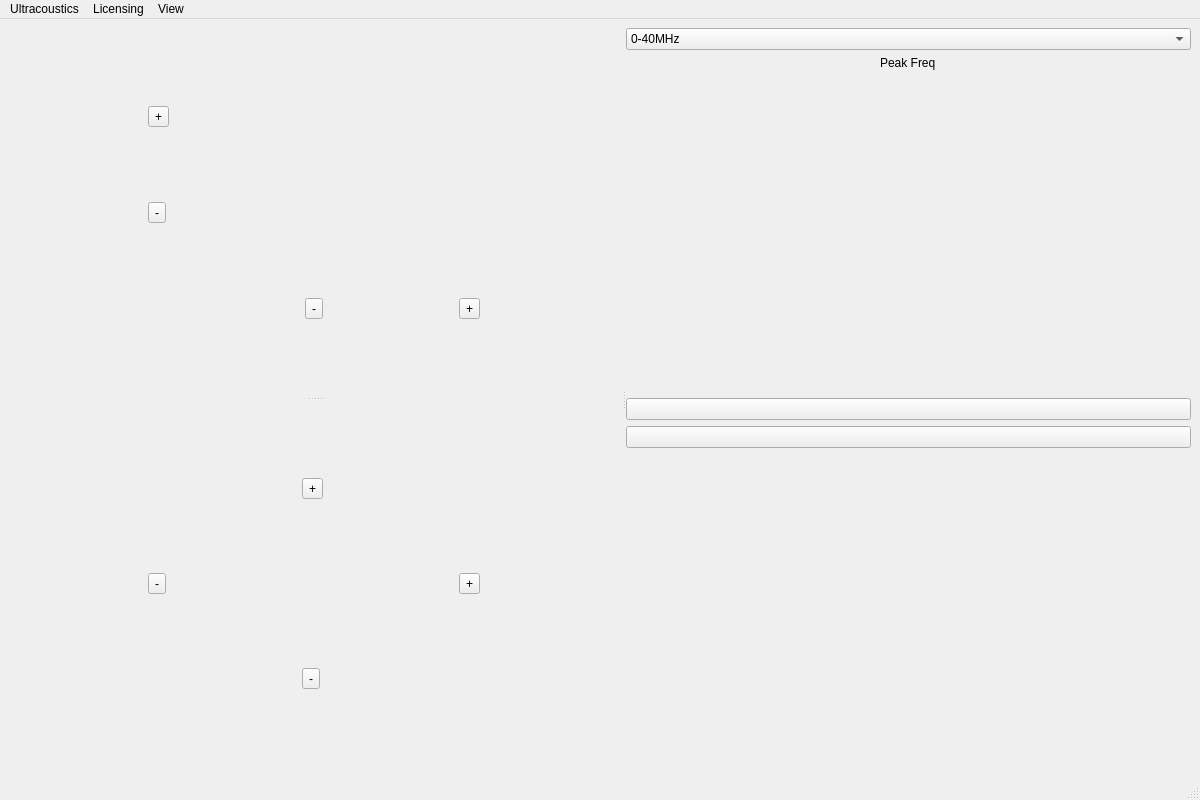
The window that mainwindow.ui (aliiqbal24/FftQt_app) describes before a commit, drawn with Qt 5.
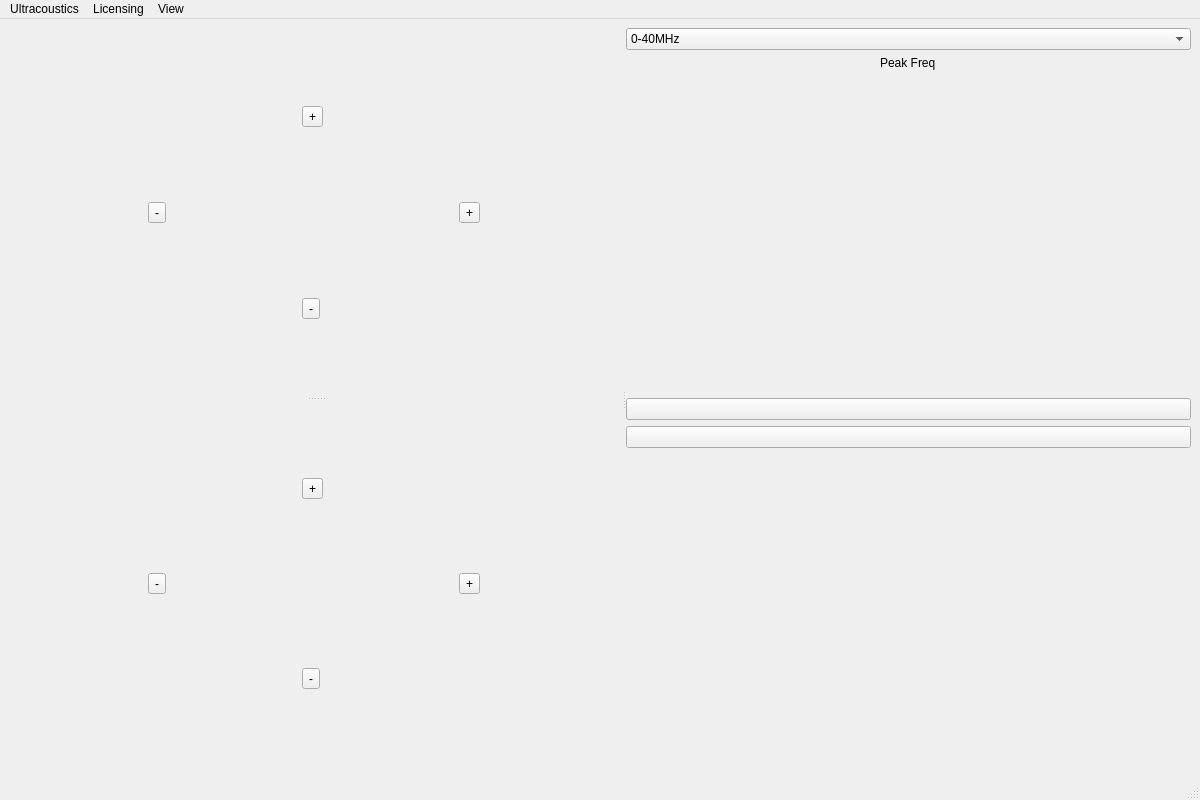
The same window after the commit. Custom widgets are drawn as their Qt base class.

The edit to the form file:
```diff
--- a/mainwindow.ui
+++ b/mainwindow.ui
@@ -26,32 +26,32 @@
        </property>
        <widget class="QFrame" name="FFT_frame">
         <layout class="QGridLayout" name="gridLayoutFFT">
-         <item row="2" column="0">
-          <widget class="QToolButton" name="fftMinusX">
-           <property name="text">
-            <string>-</string>
-           </property>
-          </widget>
-         </item>
          <item row="1" column="0">
-          <widget class="QToolButton" name="fftPlusX">
+          <widget class="QToolButton" name="fftMinusX">
+           <property name="text">
+            <string>-</string>
+           </property>
+          </widget>
+         </item>
+         <item row="0" column="1">
+          <widget class="QToolButton" name="fftPlusY">
            <property name="text">
             <string>+</string>
            </property>
           </widget>
          </item>
-         <item row="3" column="1">
-          <widget class="QToolButton" name="fftMinusY">
-           <property name="text">
-            <string>-</string>
-           </property>
-          </widget>
-         </item>
          <item row="2" column="1">
+          <widget class="QToolButton" name="fftMinusY">
+           <property name="text">
+            <string>-</string>
+           </property>
+          </widget>
+         </item>
+         <item row="1" column="1">
           <widget class="QwtPlot" name="FFT_plot" native="true"/>
          </item>
-         <item row="3" column="2">
-          <widget class="QToolButton" name="fftPlusY">
+         <item row="1" column="2">
+          <widget class="QToolButton" name="fftPlusX">
            <property name="text">
             <string>+</string>
            </property>
```
